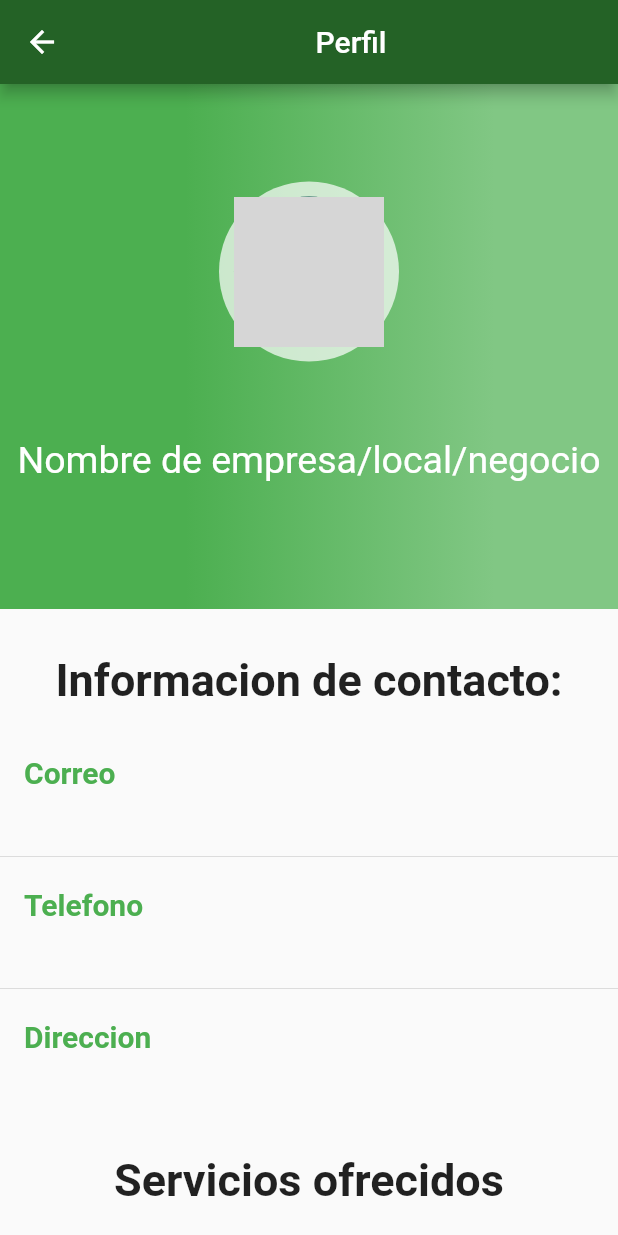
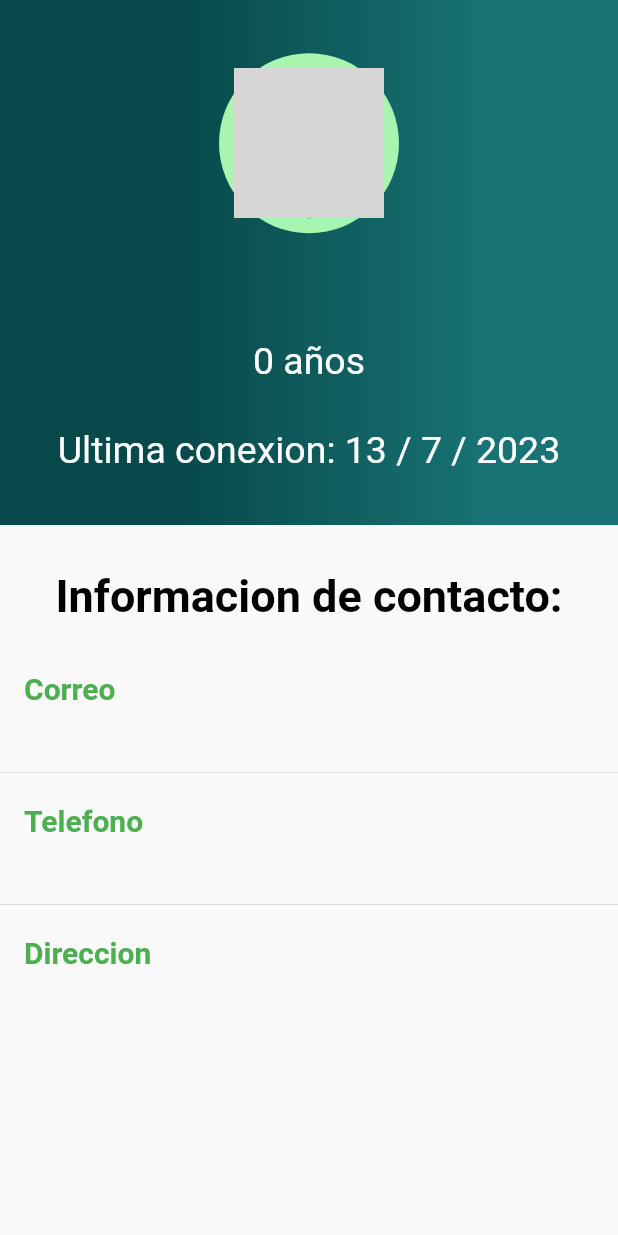
Before and after one commit to diegolopezrm/profinder_app, a Flutter app: the ProfileScreen screen opened directly, on a phone screen of 412 x 824 dp. Run offline on Flutter 3.47's test engine with Material 2 defaults, Android fonts, the phone set to English and light mode, and no system bars; our stand-ins replace cloud_firestore, curved_navigation_bar, firebase_auth, firebase_core, flutter_onboarding_slider, flutter_signin_button and 2 more; missing offline and left inert: metaballs; accounts and stored records are empty; network calls fail; grey boxes are pictures that could not be loaded.

Commit message:
Ajustes esteticos del widget de perfil

```diff
--- a/lib/utils/user_repository.dart
+++ b/lib/utils/user_repository.dart
@@ -1,11 +1,7 @@
-import 'dart:convert';
-
 import 'package:cloud_firestore/cloud_firestore.dart';
 import 'package:profinder_app/models/app_user.dart';
 
 class UserRepository {
-  final _db = FirebaseFirestore.instance;
-
   Future<AppUser> getUserDetails(String uid) async {
     final snapshot = await
     FirebaseFirestore.instance
--- a/lib/widgets/profile.dart
+++ b/lib/widgets/profile.dart
@@ -3,20 +3,33 @@ import 'package:firebase_auth/firebase_auth.dart';
 import 'package:get/get.dart';
 import 'package:profinder_app/controller/profile_controller.dart';
 import 'package:profinder_app/models/app_user.dart';
+import 'package:profinder_app/utils/my_colors.dart';
 
 class ProfileScreen extends StatelessWidget {
   @override
   Widget build(BuildContext context) {
     final controller = Get.put(ProfileController());
 
+    String calculateAge(DateTime birthDate) {
+      DateTime currentDate = DateTime.now();
+      int age = currentDate.year - birthDate.year;
+      int month1 = currentDate.month;
+      int month2 = birthDate.month;
+      if (month2 > month1) {
+        age--;
+      } else if (month1 == month2) {
+        int day1 = currentDate.day;
+        int day2 = birthDate.day;
+        if (day2 > day1) {
+          age--;
+        }
+      }
+      return age.toString();
+    }
+
     return Scaffold(
-      appBar: AppBar(
-        backgroundColor: const Color.fromARGB(255, 36, 98, 38),
-        title: const Center(
-          child: Text('Perfil'),
-        ),
-      ),
-      body: SingleChildScrollView(child: FutureBuilder(
+      body: SingleChildScrollView(
+          child: FutureBuilder(
         future: controller.getUserData(),
         builder: (context, snapshot) {
           if (snapshot.connectionState == ConnectionState.done) {
@@ -26,10 +39,13 @@ class ProfileScreen extends StatelessWidget {
                 Container(
                   //La caja verde donde esta la imagen de perfil y el nombre
                   height: 350,
-                  decoration: BoxDecoration(
+                  decoration: const BoxDecoration(
                     gradient: LinearGradient(
                       //gradiente
-                      colors: [Colors.green, Colors.green.shade300],
+                      colors: [
+                        MyColors.primary,
+                        Color.fromARGB(255, 25, 115, 116)
+                      ],
                       begin: Alignment.centerLeft,
                       end: Alignment.centerRight,
                       stops: [0.3, 0.8],
@@ -39,42 +55,50 @@ class ProfileScreen extends StatelessWidget {
                     crossAxisAlignment: CrossAxisAlignment.center,
                     mainAxisAlignment: MainAxisAlignment.center,
                     children: <Widget>[
-                      Row(
-                        //Este Row es mas que todo para posicionar la foto perfil en el centro, pero imagino que se podria hacer de otra forma
+                      const Row(
                         mainAxisAlignment: MainAxisAlignment.spaceAround,
                         children: <Widget>[
                           CircleAvatar(
-                            backgroundColor: Colors.white70,
+                            backgroundColor: MyColors.secondary,
                             minRadius: 60.0,
                             child: CircleAvatar(
                               radius: 50.0,
                               backgroundImage: NetworkImage(
-                                  'https://avatars0.githubusercontent.com/u/28812093?s=460&u=06471c90e03cfd8ce2855d217d157c93060da490&v=4'),
+                                  'https://cdn.pixabay.com/photo/2015/10/05/22/37/blank-profile-picture-973460_1280.png'),
                             ),
                           ),
                         ],
                       ),
-                      SizedBox(
-                          height:
-                              10), //esto es para que todo no quede tan pegado
+                      const SizedBox(height: 10),
                       Text(
-                        userData.name!,
-                        style: TextStyle(
+                        '${userData.name!} ${userData.lastName!}',
+                        style: const TextStyle(
                           fontSize: 35,
                           fontWeight: FontWeight.bold,
-                          color: Colors.white,
+                          color: MyColors.white,
                         ),
                         textAlign: TextAlign.center,
                       ),
+                      const SizedBox(height: 20),
                       Text(
-                        'Nombre de empresa/local/negocio',
-                        style: TextStyle(
-                          color: Colors.white,
+                        '${calculateAge(userData.birthday!)} años',
+                        style: const TextStyle(
                           fontSize: 25,
+                          fontWeight: FontWeight.normal,
+                          color: MyColors.white,
                         ),
                         textAlign: TextAlign.center,
                       ),
-                      SizedBox(height: 20),
+                      const SizedBox(height: 30),
+                      Text(
+                        'Ultima conexion: ${userData.lastConnection!.day.toString()} / ${userData.lastConnection!.month.toString()} / ${userData.lastConnection!.year.toString()}',
+                        style: const TextStyle(
+                          fontSize: 25,
+                          fontWeight: FontWeight.normal,
+                          color: MyColors.white,
+                        ),
+                        textAlign: TextAlign.center,
+                      ),
                     ],
                   ),
                 ),
@@ -85,7 +109,7 @@ class ProfileScreen extends StatelessWidget {
                       const Text(
                         'Informacion de contacto:',
                         style: TextStyle(
-                            color: Colors.black87,
+                            color: Colors.black,
                             fontSize: 30,
                             fontWeight: FontWeight.bold),
                         textAlign: TextAlign.center,
@@ -143,73 +167,7 @@ class ProfileScreen extends StatelessWidget {
                           ),
                         ),
                       ),
-                      const SizedBox(height: 30),
-                      const Text(
-                        'Servicios ofrecidos',
-                        style: TextStyle(
-                            color: Colors.black87,
-                            fontSize: 30,
-                            fontWeight: FontWeight.bold),
-                        textAlign: TextAlign.center,
-                      ),
-                      const SizedBox(height: 20),
-                      const ListTile(
-                        title: Text(
-                          'Revision a domicilio',
-                          style: TextStyle(
-                            color: Colors.green,
-                            fontSize: 20,
-                            fontWeight: FontWeight.bold,
-                          ),
-                        ),
-                        subtitle: Text(
-                          'Inspección de automóviles para determinar daños o fallas y estimar los costos de reparación',
-                          style: TextStyle(
-                            fontSize: 18,
-                          ),
-                        ),
-                      ),
-                      Divider(),
-                      const ListTile(
-                        title: Text(
-                          'Mantenimiento preventivo',
-                          style: TextStyle(
-                            color: Colors.green,
-                            fontSize: 20,
-                            fontWeight: FontWeight.bold,
-                          ),
-                        ),
-                        subtitle: Text(
-                          'Revisión de los  automóviles para asegurarse que estén en perfectas condiciones',
-                          style: TextStyle(
-                            fontSize: 18,
-                          ),
-                        ),
-                      ),
-                      Divider(),
-                      const ListTile(
-                        title: Text(
-                          'Venta de repuestos y reparaciones varias',
-                          style: TextStyle(
-                            color: Colors.green,
-                            fontSize: 20,
-                            fontWeight: FontWeight.bold,
-                          ),
-                        ),
-                        subtitle: Text(
-                          'Desembolladura, pintura, repuestos, aceites, etc',
-                          style: TextStyle(
-                            fontSize: 18,
-                          ),
-                        ),
-                      ),
-                      const SizedBox(height: 30),
-                      const Text('Imagenes relevantes',
-                          style: TextStyle(
-                              color: Colors.black87,
-                              fontSize: 30,
-                              fontWeight: FontWeight.bold)),
-                      const SizedBox(height: 20),
+                      const SizedBox(height: 80),
                     ],
                   ),
                 )
@@ -217,7 +175,7 @@ class ProfileScreen extends StatelessWidget {
             } else if (snapshot.hasError) {
               return Center(child: Text(snapshot.error.toString()));
             } else {
-              return const Center(child: Text('Algo salio mal #10'));
+              return const Center(child: Text('Algo salio mal'));
             }
           } else {
             return const Center(
```
